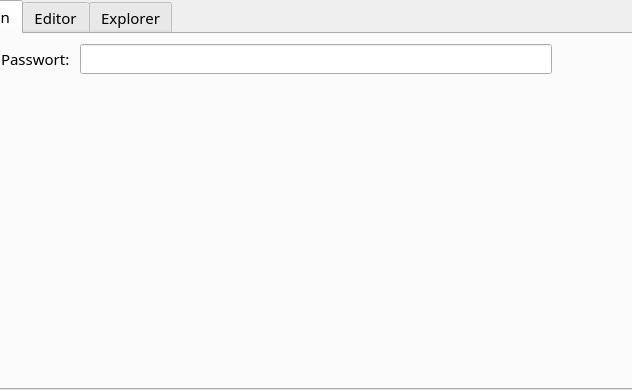
Old version of the form ui_files/MainWindow.ui in the repository Snupai/MultipackParser; both pictures show x 101 to 733 and y 0 to 390 of the 1280 by 390 pixel window.
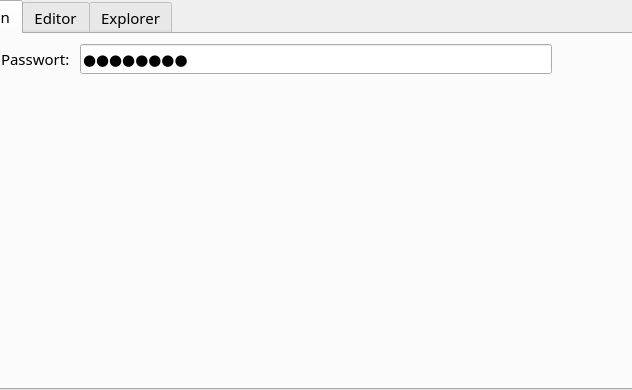
New version of the form. The open tabs and pages were chosen to show the change. Icons and pictures are not drawn.

Commit message: Enhance password handling in UI; update input masks, max length, and echo modes for better security and user experience

Diff of the .ui file:
```diff
--- a/ui_files/MainWindow.ui
+++ b/ui_files/MainWindow.ui
@@ -1309,7 +1309,20 @@
        </property>
        <layout class="QFormLayout" name="formLayout_3">
         <item row="0" column="1">
-         <widget class="QLineEdit" name="passwordEdit"/>
+         <widget class="QLineEdit" name="passwordEdit">
+          <property name="inputMask">
+           <string>XXXXXXXX</string>
+          </property>
+          <property name="maxLength">
+           <number>8</number>
+          </property>
+          <property name="echoMode">
+           <enum>QLineEdit::EchoMode::PasswordEchoOnEdit</enum>
+          </property>
+          <property name="clearButtonEnabled">
+           <bool>true</bool>
+          </property>
+         </widget>
         </item>
         <item row="0" column="0">
          <widget class="QLabel" name="label_8">
```
Left out of the diff: 2 changed lines with no effect on the pictures. The commit also changes 4 other files.
